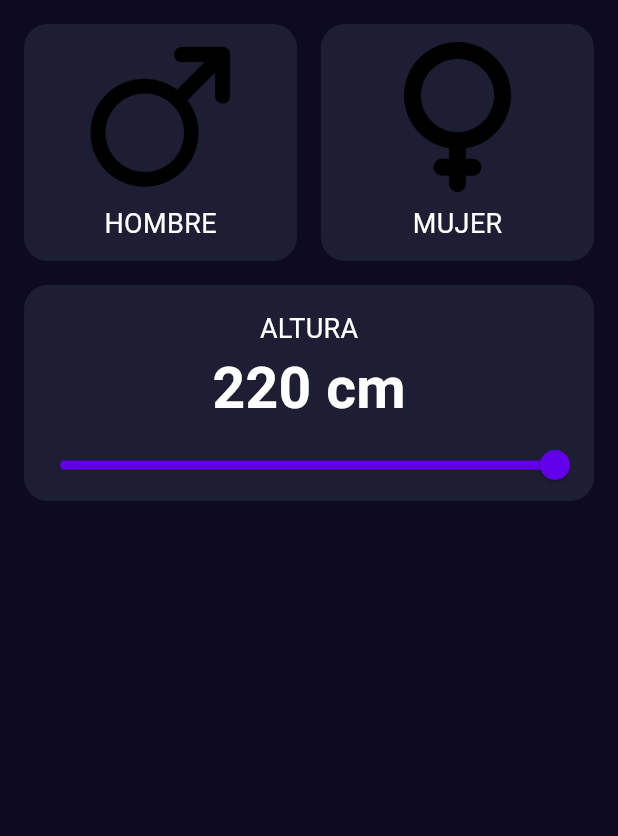
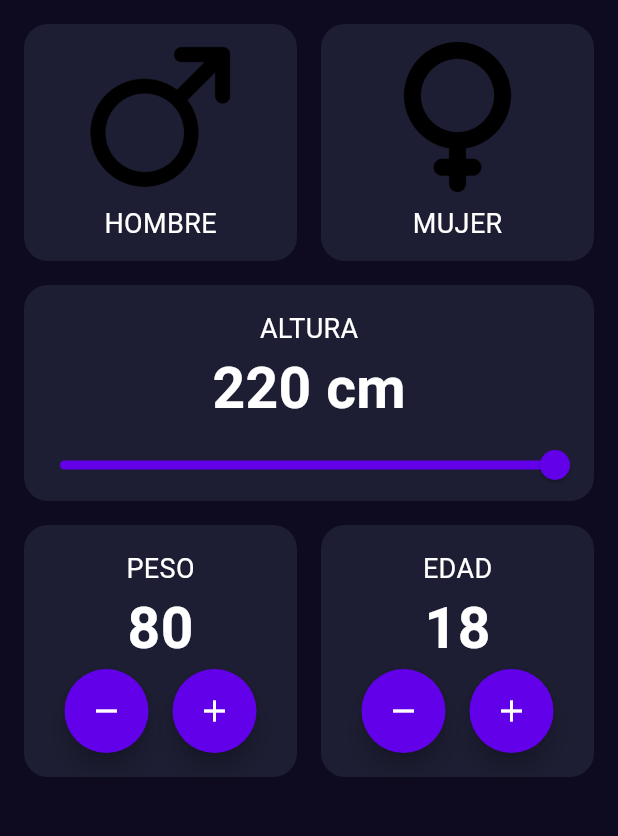
Before and after one commit to Axzyz/imc_calculator, a Flutter app: the screen it shows after launch, on a phone screen of 412 x 824 dp, the part 84-920 px from its top. Run offline on Flutter 3.47's test engine with Material 3 defaults, Android fonts, the phone set to English and light mode, and no system bars.

Commit message:
Componente number_selector
Se sube componente personalizado number_selector y se crean en el menu

```diff
--- /dev/null
+++ b/lib/components/number_selector.dart
@@ -0,0 +1,61 @@
+import 'package:flutter/material.dart';
+import 'package:imc_calculator/core/app_colors.dart';
+import 'package:imc_calculator/core/text_styles.dart';
+
+class NumberSelector extends StatefulWidget {
+  final String title;
+  final int value;
+  final Function() onDecrement;
+  final Function() onIncrement;
+
+  const NumberSelector({super.key, required this.title, required this.value, required this.onDecrement, required this.onIncrement});
+
+  @override
+  State<NumberSelector> createState() => _NumberSelectorState();
+}
+
+class _NumberSelectorState extends State<NumberSelector> {
+  @override
+  Widget build(BuildContext context) {
+    return Expanded(
+      child: Container(
+        padding: EdgeInsets.all(16.0),
+        decoration: BoxDecoration(
+          color: AppColors.backgroundComponent,
+          borderRadius: BorderRadius.circular(16.0),
+        ),
+        child: Column(
+          crossAxisAlignment: CrossAxisAlignment.center,
+          children: [
+            Text(widget.title.toUpperCase(), style: TextStyles.bodyText),
+            Text('${widget.value}', style: TextStyles.componentText),
+            Row(
+              mainAxisAlignment: MainAxisAlignment.center,
+              spacing: 16.0,
+              children: [
+                FloatingActionButton(
+                  shape: CircleBorder(),
+                  onPressed: () {
+                    widget.onDecrement();
+                  },
+                  backgroundColor: AppColors.primary,
+                  foregroundColor: Colors.white,
+                  child: Icon(Icons.remove),
+                ),
+                FloatingActionButton(
+                  shape: CircleBorder(),
+                  onPressed: () {
+                    widget.onIncrement();
+                  },
+                  backgroundColor: AppColors.primary,
+                  foregroundColor: Colors.white,
+                  child: Icon(Icons.add),
+                ),
+              ],
+            ),
+          ],
+        ),
+      ),
+    );
+  }
+}
--- a/lib/screens/imc_home_screen.dart
+++ b/lib/screens/imc_home_screen.dart
@@ -1,6 +1,7 @@
 import 'package:flutter/material.dart';
 import 'package:imc_calculator/components/gender_selector.dart';
 import 'package:imc_calculator/components/height_selector.dart';
+import 'package:imc_calculator/components/number_selector.dart';
 
 class ImcHomeScreen extends StatefulWidget {
   const ImcHomeScreen({super.key});
@@ -10,12 +11,59 @@ class ImcHomeScreen extends StatefulWidget {
 }
 
 class _ImcHomeScreenState extends State<ImcHomeScreen> {
+  int selectedAge = 18;
+  int selectedWeight = 80;
+
   @override
   Widget build(BuildContext context) {
     return Column(
       children: [
         GenderSelector(),
-        HeightSelector()
+        HeightSelector(),
+        Padding(
+          padding: const EdgeInsets.all(16.0),
+          child: Row(
+            children: [
+              NumberSelector(
+                title: 'Peso',
+                value: selectedWeight,
+                onDecrement: () {
+                  setState(() {
+                    if (selectedWeight > 20) {
+                      selectedWeight--;
+                    }
+                  });
+                },
+                onIncrement: () {
+                  setState(() {
+                    if (selectedWeight < 300) {
+                      selectedWeight++;
+                    }
+                  });
+                },
+              ),
+              SizedBox(width: 16.0),
+              NumberSelector(
+                title: 'Edad',
+                value: selectedAge,
+                onDecrement: () {
+                  setState(() {
+                    if (selectedAge > 5) {
+                      selectedAge--;
+                    }
+                  });
+                },
+                onIncrement: () {
+                  setState(() {
+                    if (selectedAge < 100) {
+                      selectedAge++;
+                    }
+                  });
+                },
+              ),
+            ],
+          ),
+        ),
       ],
     );
   }
```
